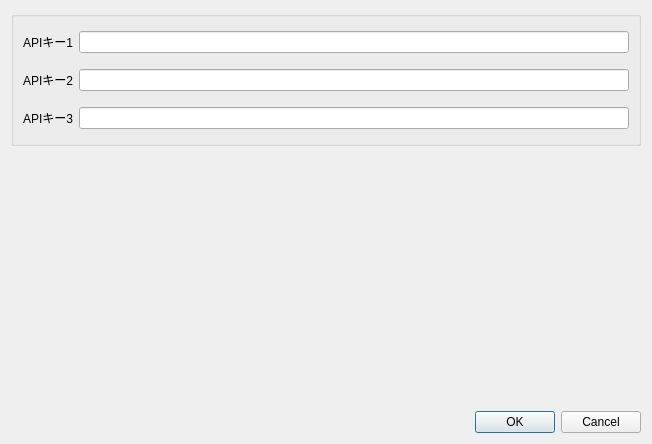
Old version of the form ui/apikey_keep.ui in the repository MIERUNE/tmu-planning-plugin.
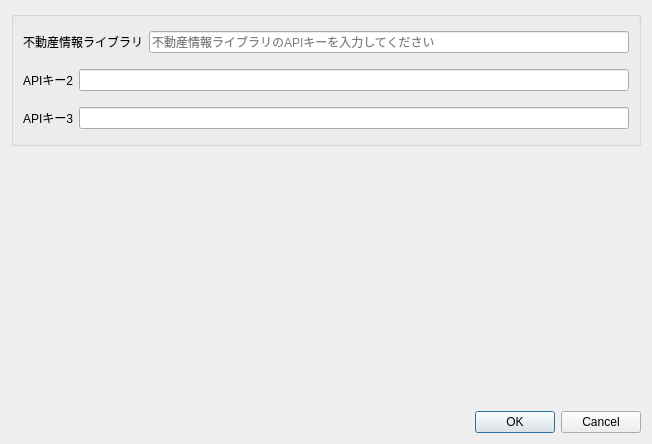
New version of the form.

Commit message: 不動産情報ライブラリ専用入力フォームの作成

Patch:
```diff
--- a/ui/apikey_keep.ui
+++ b/ui/apikey_keep.ui
@@ -34,12 +34,16 @@
         <item row="0" column="0">
          <widget class="QLabel" name="apikeyLabel_1">
           <property name="text">
-           <string>APIキー1</string>
+           <string>不動産情報ライブラリ</string>
           </property>
          </widget>
         </item>
         <item row="0" column="1">
-         <widget class="QLineEdit" name="apikeyLineEdit_1"/>
+         <widget class="QLineEdit" name="apikeyLineEdit_1">
+          <property name="placeholderText">
+           <string>不動産情報ライブラリのAPIキーを入力してください</string>
+          </property>
+         </widget>
         </item>
        </layout>
       </item>
```
Left out of the diff: 2 changed lines with no effect on the pictures. The commit also changes 2 other files.
